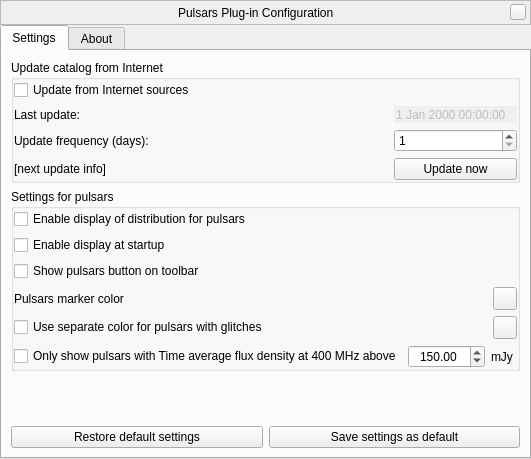
Before: the Qt Designer form plugins/Pulsars/src/gui/pulsarsDialog.ui in 519984307/stellarium_src, drawn with Qt 5.
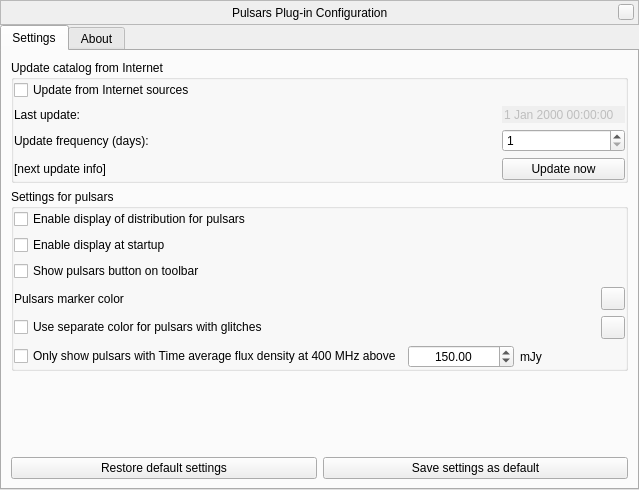
After: the same form once the commit is applied. Custom widgets are drawn as their Qt base class.

```diff
--- a/plugins/Pulsars/src/gui/pulsarsDialog.ui
+++ b/plugins/Pulsars/src/gui/pulsarsDialog.ui
@@ -6,8 +6,8 @@
    <rect>
     <x>0</x>
     <y>0</y>
-    <width>531</width>
-    <height>459</height>
+    <width>639</width>
+    <height>490</height>
    </rect>
   </property>
   <property name="windowTitle">
```
Left out of the diff: 12 changed lines with no effect on the pictures.
